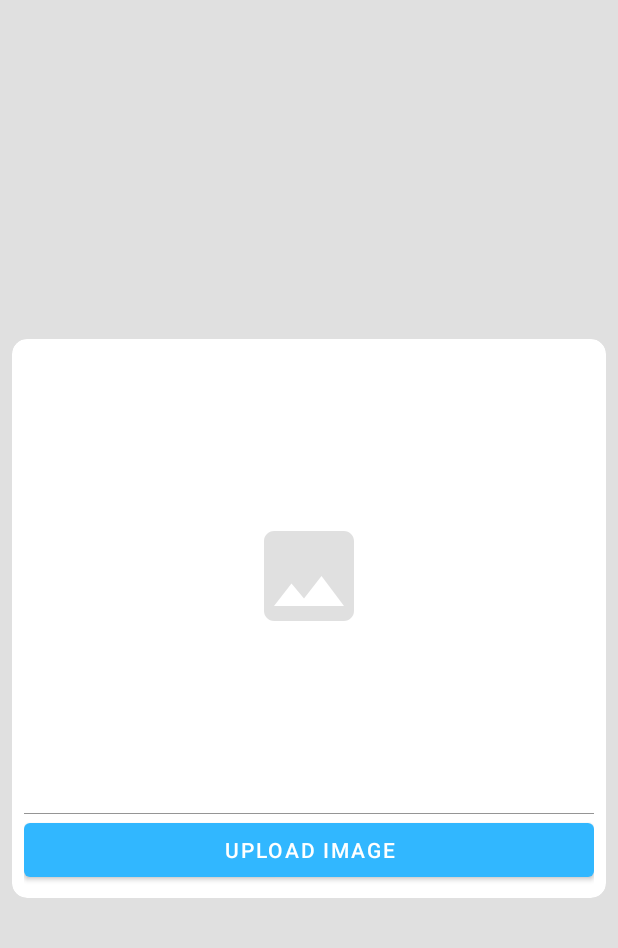
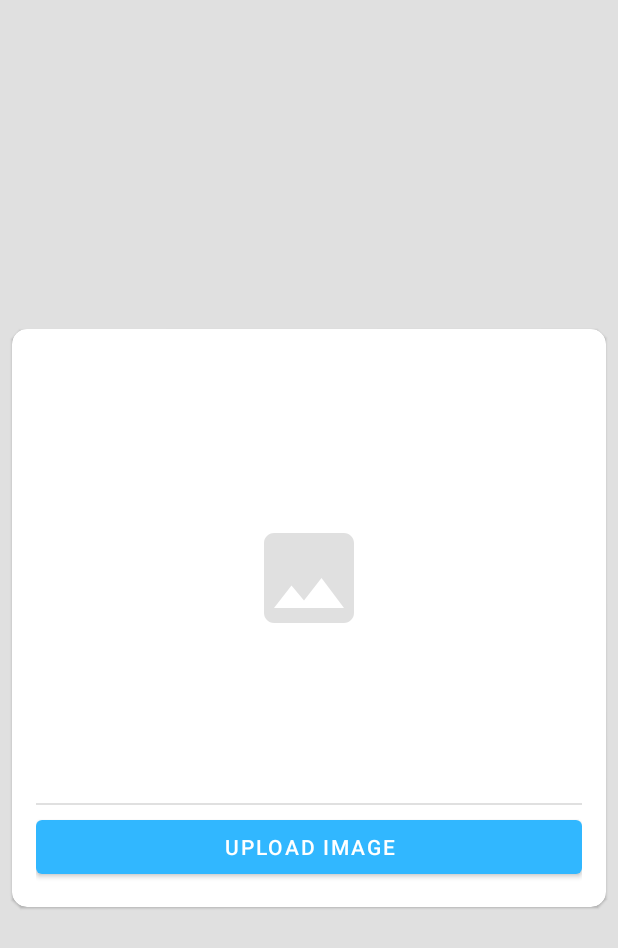
Before and after one commit to Senex-x/android-course-2, an Android app: the layout activity_main.xml on its own in the app's theme, with its tools: preview values and no code run, on a phone screen of 412 x 824 dp. Shown: the top 948 px of the screen. Run offline under Robolectric (Android 15) with nearby library versions, the phone set to English and light mode, and no system bars.

Commit message:
Add image upload via intent

```diff
--- a/app/build.gradle
+++ b/app/build.gradle
@@ -40,7 +40,8 @@ android {
 dependencies {
     implementation 'androidx.core:core-ktx:1.6.0'
     implementation 'androidx.appcompat:appcompat:1.3.1'
-    implementation 'com.google.android.material:material:1.4.0'
+    // Do not raise library version. Higher compile SDK needed.
+    implementation 'com.google.android.material:material:1.5.0-alpha02'
     implementation 'androidx.constraintlayout:constraintlayout:2.1.1'
 
     testImplementation 'junit:junit:4.13.2'
--- a/app/src/main/res/layout/activity_main.xml
+++ b/app/src/main/res/layout/activity_main.xml
@@ -2,64 +2,50 @@
 <androidx.constraintlayout.widget.ConstraintLayout xmlns:android="http://schemas.android.com/apk/res/android"
     xmlns:app="http://schemas.android.com/apk/res-auto"
     xmlns:tools="http://schemas.android.com/tools"
-    android:background="@color/gray_dark"
     android:layout_width="match_parent"
     android:layout_height="match_parent"
+    android:background="@color/gray_dark"
     tools:context=".views.activities.MainActivity">
 
-    <androidx.cardview.widget.CardView
+    <com.google.android.material.card.MaterialCardView
+        style="@style/card_view_style"
         app:cardCornerRadius="10dp"
-        style="@style/card_view_style"
         app:layout_constraintBottom_toBottomOf="parent"
         app:layout_constraintEnd_toEndOf="parent"
         app:layout_constraintStart_toStartOf="parent"
         app:layout_constraintTop_toTopOf="parent">
 
-        <androidx.constraintlayout.widget.ConstraintLayout
-            android:layout_margin="@dimen/size_default"
+        <LinearLayout
             android:layout_width="match_parent"
-            android:layout_height="match_parent">
+            android:layout_height="match_parent"
+            android:layout_margin="@dimen/size_double"
+            android:orientation="vertical">
 
             <FrameLayout
-                android:id="@+id/main_frame_layout_picture"
                 android:layout_width="match_parent"
-                android:layout_height="@dimen/main_image_view_min_height"
-                app:layout_constraintBottom_toTopOf="@id/main_view_divider"
-                app:layout_constraintEnd_toEndOf="parent"
-                app:layout_constraintStart_toStartOf="parent"
-                app:layout_constraintTop_toTopOf="parent">
+                android:layout_height="@dimen/main_image_view_min_height">
 
                 <com.google.android.material.imageview.ShapeableImageView
-                    android:layout_gravity="center"
                     android:id="@+id/main_image_view_picture"
                     android:layout_width="wrap_content"
                     android:layout_height="wrap_content"
+                    android:layout_gravity="center"
+                    android:adjustViewBounds="true"
                     android:maxHeight="@dimen/main_image_view_min_height"
-                    android:adjustViewBounds="true"
                     android:src="@drawable/ic_image_80"
                     app:shapeAppearanceOverlay="@style/ShapeAppearanceOverlay.RoundedSquare" />
             </FrameLayout>
 
-            <View
-                android:id="@+id/main_view_divider"
+            <com.google.android.material.divider.MaterialDivider
                 android:layout_width="match_parent"
-                android:layout_height="0.8dp"
-                android:background="@color/gray_darker"
-                android:layout_marginTop="@dimen/size_default"
-                app:layout_constraintTop_toBottomOf="@id/main_frame_layout_picture"
-                app:layout_constraintBottom_toTopOf="@id/main_button_upload"
-                app:layout_constraintEnd_toEndOf="parent"
-                app:layout_constraintStart_toStartOf="parent" />
+                android:layout_height="wrap_content"
+                android:layout_marginBottom="@dimen/size_small" />
 
             <Button
                 android:id="@+id/main_button_upload"
                 android:layout_width="match_parent"
                 android:layout_height="wrap_content"
-                android:text="@string/main_button_upload_image"
-                app:layout_constraintBottom_toBottomOf="parent"
-                app:layout_constraintEnd_toEndOf="parent"
-                app:layout_constraintStart_toStartOf="parent"
-                app:layout_constraintTop_toBottomOf="@id/main_view_divider" />
-        </androidx.constraintlayout.widget.ConstraintLayout>
-    </androidx.cardview.widget.CardView>
+                android:text="@string/main_button_upload_image" />
+        </LinearLayout>
+    </com.google.android.material.card.MaterialCardView>
 </androidx.constraintlayout.widget.ConstraintLayout>
--- a/app/src/main/res/values/strings.xml
+++ b/app/src/main/res/values/strings.xml
@@ -1,4 +1,10 @@
 <resources>
     <string name="app_name">Android Lab</string>
     <string name="main_button_upload_image">Upload image</string>
+    <string name="error_unexpected_error">Unexpected error</string>
+    <string name="error_image_not_picked">You haven\'t picked Image</string>
+    <string name="title_take_photo">Take photo</string>
+    <string name="title_choose_from_gallery">Choose from gallery</string>
+    <string name="title_cancel">Cancel</string>
+    <string name="title_choose_photo">Choose photo</string>
 </resources>
--- a/app/src/main/res/values/styles.xml
+++ b/app/src/main/res/values/styles.xml
@@ -36,6 +36,6 @@
     </style>
 
     <style name="ShapeAppearanceOverlay.RoundedSquare" parent="">
-        <item name="cornerSize">8%</item>
+        <item name="cornerSize">6%</item>
     </style>
 </resources>
```
Also changed, not shown: app/src/main/java/com/senex/androidlab1/views/activities/MainActivity.kt (+101 -7 lines).
